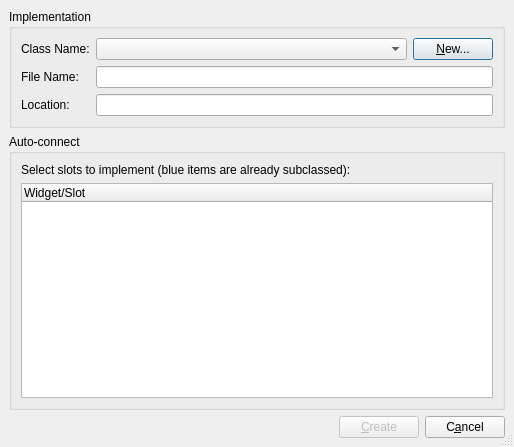
Above: ui/subclassing.ui from google-code-export/qdevelop before the change. Below: the same form after it.
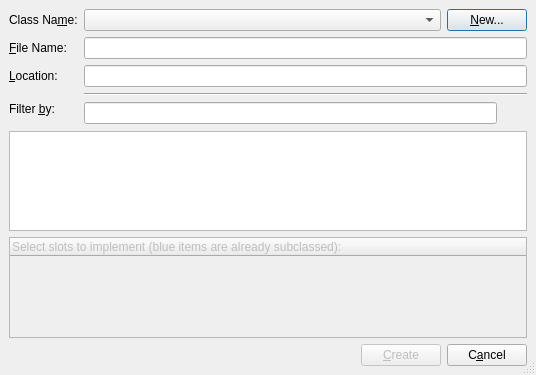
That is the form after the change. Icons and pictures are not drawn.

Commit message:
Nodifications to the subclassing dialog:
Now actions are displayed in that dialog as well. You also have a input line for filterring the
tree view. The input line is based on regexp and not exact (string) matching, so you might
want to toy with it.

Added two new images, stollen from KDE, so those are free to distribute.

Closes issue #30.

```diff
--- a/ui/subclassing.ui
+++ b/ui/subclassing.ui
@@ -5,8 +5,8 @@
    <rect>
     <x>0</x>
     <y>0</y>
-    <width>514</width>
-    <height>447</height>
+    <width>536</width>
+    <height>375</height>
    </rect>
   </property>
   <property name="windowTitle" >
@@ -15,65 +15,24 @@
   <property name="sizeGripEnabled" >
    <bool>true</bool>
   </property>
-  <layout class="QVBoxLayout" >
+  <layout class="QGridLayout" >
    <property name="margin" >
     <number>9</number>
    </property>
    <property name="spacing" >
     <number>6</number>
    </property>
-   <item>
-    <widget class="QGroupBox" name="groupBox" >
-     <property name="title" >
-      <string>Implementation</string>
-     </property>
-     <layout class="QHBoxLayout" >
-      <property name="margin" >
-       <number>9</number>
-      </property>
-      <property name="spacing" >
-       <number>6</number>
-      </property>
-      <item>
-       <layout class="QVBoxLayout" >
-        <property name="margin" >
-         <number>0</number>
-        </property>
-        <property name="spacing" >
-         <number>6</number>
-        </property>
-        <item>
+   <item row="0" column="0" >
          <widget class="QLabel" name="label" >
           <property name="text" >
-           <string>Class Name:</string>
-          </property>
-         </widget>
-        </item>
-        <item>
-         <widget class="QLabel" name="label_2" >
-          <property name="text" >
-           <string>File Name:</string>
+      <string>Class Na&amp;me:</string>
+     </property>
+     <property name="buddy" >
+      <cstring>comboClassName</cstring>
           </property>
          </widget>
         </item>
-        <item>
-         <widget class="QLabel" name="label_4" >
-          <property name="text" >
-           <string>Location:</string>
-          </property>
-         </widget>
-        </item>
-       </layout>
-      </item>
-      <item>
-       <layout class="QVBoxLayout" >
-        <property name="margin" >
-         <number>0</number>
-        </property>
-        <property name="spacing" >
-         <number>6</number>
-        </property>
-        <item>
+   <item row="0" column="1" >
          <layout class="QHBoxLayout" >
           <property name="margin" >
            <number>0</number>
@@ -101,57 +60,117 @@
           </item>
          </layout>
         </item>
-        <item>
+   <item row="1" column="0" >
+    <widget class="QLabel" name="label_2" >
+     <property name="text" >
+      <string>&amp;File Name:</string>
+     </property>
+     <property name="buddy" >
+      <cstring>filename</cstring>
+     </property>
+    </widget>
+   </item>
+   <item row="1" column="1" >
          <widget class="QLineEdit" name="filename" >
           <property name="readOnly" >
            <bool>true</bool>
           </property>
          </widget>
         </item>
-        <item>
+   <item row="2" column="0" >
+    <widget class="QLabel" name="label_4" >
+     <property name="text" >
+      <string>&amp;Location:</string>
+     </property>
+     <property name="buddy" >
+      <cstring>location</cstring>
+     </property>
+    </widget>
+   </item>
+   <item row="2" column="1" >
          <widget class="QLineEdit" name="location" >
           <property name="readOnly" >
            <bool>true</bool>
           </property>
          </widget>
         </item>
-       </layout>
-      </item>
-     </layout>
-    </widget>
-   </item>
-   <item>
-    <widget class="QGroupBox" name="groupBox_2" >
-     <property name="title" >
-      <string>Auto-connect</string>
-     </property>
-     <layout class="QVBoxLayout" >
-      <property name="margin" >
-       <number>9</number>
-      </property>
-      <property name="spacing" >
-       <number>6</number>
-      </property>
-      <item>
+   <item rowspan="2" row="3" column="0" >
        <widget class="QLabel" name="label_3" >
         <property name="text" >
-         <string>Select slots to implement (blue items are already subclassed):</string>
-        </property>
-       </widget>
-      </item>
+      <string>Filter &amp;by:</string>
+     </property>
+     <property name="buddy" >
+      <cstring>filterEdit</cstring>
+     </property>
+    </widget>
+   </item>
+   <item row="3" column="1" >
+    <widget class="Line" name="line" >
+     <property name="orientation" >
+      <enum>Qt::Horizontal</enum>
+     </property>
+    </widget>
+   </item>
+   <item row="4" column="1" >
+    <layout class="QHBoxLayout" >
+     <property name="margin" >
+      <number>0</number>
+     </property>
+     <property name="spacing" >
+      <number>6</number>
+     </property>
       <item>
+      <widget class="QLineEdit" name="filterEdit" />
+     </item>
+     <item>
+      <widget class="QToolButton" name="clearButton" >
+       <property name="text" >
+        <string/>
+       </property>
+       <property name="icon" >
+        <iconset resource="../resources/resources.qrc" >:/divers/images/clear_left.png</iconset>
+       </property>
+       <property name="autoRaise" >
+        <bool>true</bool>
+       </property>
+      </widget>
+     </item>
+    </layout>
+   </item>
+   <item row="5" column="0" colspan="2" >
+    <widget class="QTreeView" name="filterView" >
+     <property name="alternatingRowColors" >
+      <bool>true</bool>
+     </property>
+     <property name="animated" >
+      <bool>false</bool>
+     </property>
+    </widget>
+   </item>
+   <item row="6" column="0" colspan="2" >
        <widget class="QTreeWidget" name="treeSlots" >
+     <property name="enabled" >
+      <bool>false</bool>
+     </property>
+     <property name="sizePolicy" >
+      <sizepolicy>
+       <hsizetype>1</hsizetype>
+       <vsizetype>4</vsizetype>
+       <horstretch>0</horstretch>
+       <verstretch>0</verstretch>
+      </sizepolicy>
+     </property>
+     <property name="rootIsDecorated" >
+      <bool>false</bool>
+     </property>
         <column>
          <property name="text" >
-          <string>Widget/Slot</string>
+       <string>Select slots to implement (blue items are already subclassed):</string>
          </property>
         </column>
        </widget>
       </item>
-     </layout>
-    </widget>
-   </item>
-   <item>
+   <item row="7" column="0" colspan="2" >
     <layout class="QHBoxLayout" >
      <property name="margin" >
       <number>0</number>
```
Left out of the diff: 23 changed lines with no effect on the pictures. Lines whose indentation alone changed are shown as unchanged. The commit also changes 5 other files.
